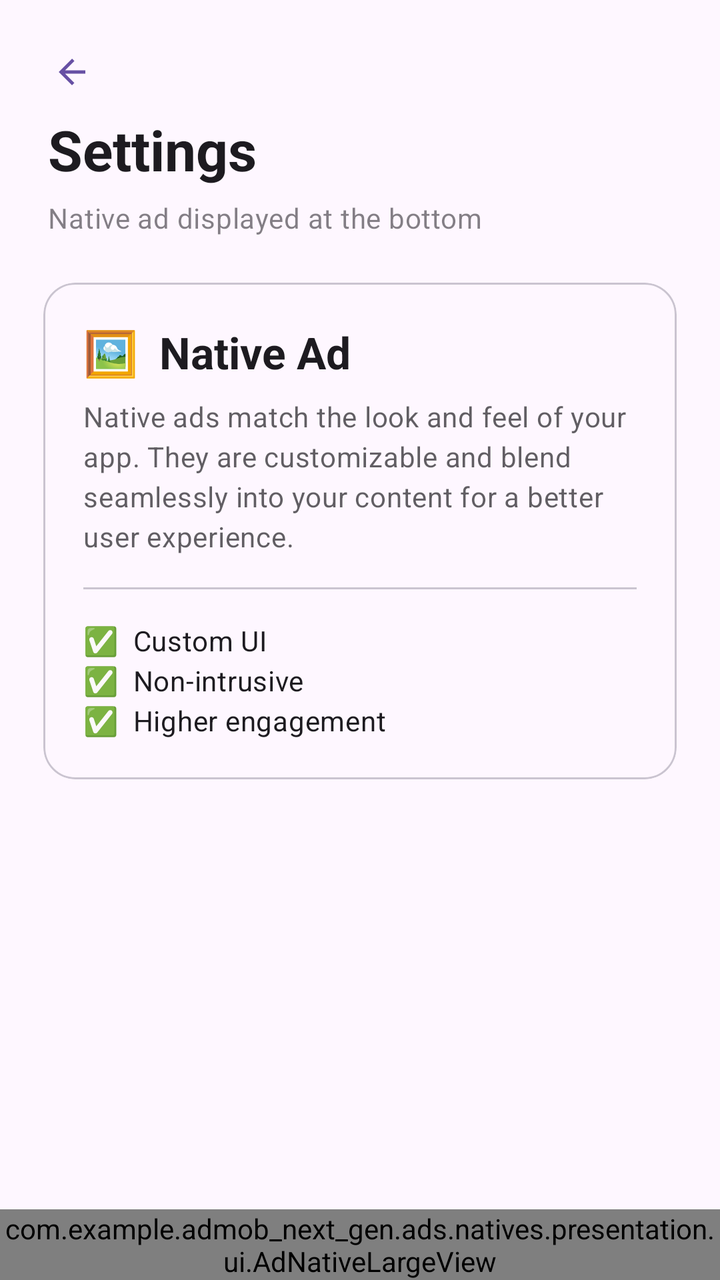
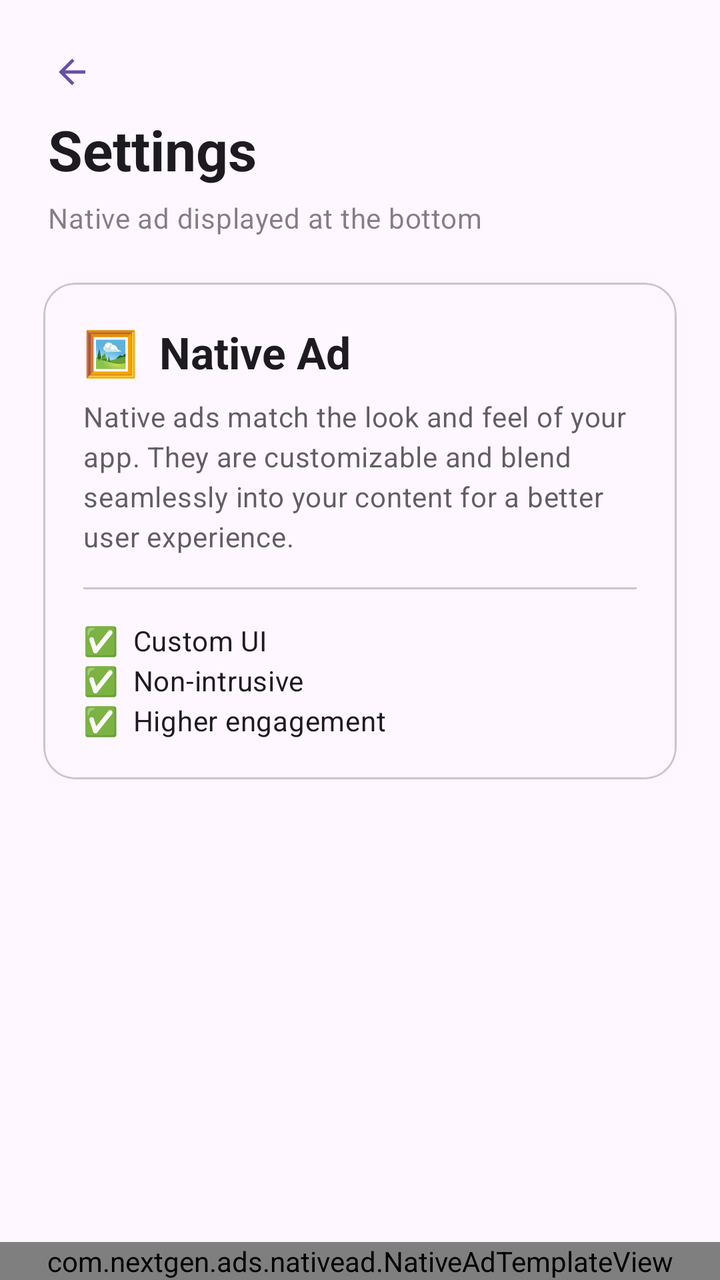

Before-and-after screenshots of an Android layout around one commit, followed by the original layout XML and the change that was made.
<!-- AndroidManifest.xml: application theme Theme.AdmobNextGen -->
<!-- res/layout/fragment_settings.xml -->
<?xml version="1.0" encoding="utf-8"?>
<androidx.constraintlayout.widget.ConstraintLayout xmlns:android="http://schemas.android.com/apk/res/android"
    xmlns:app="http://schemas.android.com/apk/res-auto"
    xmlns:tools="http://schemas.android.com/tools"
    android:layout_width="match_parent"
    android:layout_height="match_parent"
    android:background="?attr/colorSurface"
    tools:context=".app.settings.FragmentSettings">

    
    <com.google.android.material.button.MaterialButton
        android:id="@+id/mbBackSettings"
        style="@style/Widget.Material3.Button.IconButton"
        android:layout_width="wrap_content"
        android:layout_height="wrap_content"
        android:layout_margin="12dp"
        app:icon="@drawable/ic_svg_back"
        app:layout_constraintStart_toStartOf="parent"
        app:layout_constraintTop_toTopOf="parent" />

    
    <com.google.android.material.textview.MaterialTextView
        android:id="@+id/mtvTitleSettings"
        android:layout_width="0dp"
        android:layout_height="wrap_content"
        android:layout_marginTop="56dp"
        android:layout_marginStart="24dp"
        android:text="Settings"
        android:textAppearance="@style/TextAppearance.Material3.HeadlineMedium"
        android:textStyle="bold"
        app:layout_constraintStart_toStartOf="parent"
        app:layout_constraintTop_toTopOf="parent"
        app:layout_constraintWidth_percent="0.8" />

    <com.google.android.material.textview.MaterialTextView
        android:layout_width="0dp"
        android:layout_height="wrap_content"
        android:layout_marginStart="24dp"
        android:layout_marginTop="6dp"
        android:text="Native ad displayed at the bottom"
        android:textAppearance="@style/TextAppearance.Material3.BodyMedium"
        android:alpha="0.55"
        app:layout_constraintStart_toStartOf="parent"
        app:layout_constraintTop_toBottomOf="@+id/mtvTitleSettings"
        app:layout_constraintWidth_percent="0.75" />

    
    <com.google.android.material.card.MaterialCardView
        android:id="@+id/cardInfoSettings"
        android:layout_width="0dp"
        android:layout_height="wrap_content"
        android:layout_marginTop="48dp"
        app:cardCornerRadius="16dp"
        app:cardElevation="0dp"
        app:strokeWidth="1dp"
        app:layout_constraintEnd_toEndOf="parent"
        app:layout_constraintStart_toStartOf="parent"
        app:layout_constraintTop_toBottomOf="@+id/mtvTitleSettings"
        app:layout_constraintWidth_percent="0.88">

        <LinearLayout
            android:layout_width="match_parent"
            android:layout_height="wrap_content"
            android:orientation="vertical"
            android:padding="20dp">

            <com.google.android.material.textview.MaterialTextView
                android:layout_width="wrap_content"
                android:layout_height="wrap_content"
                android:text="🖼️  Native Ad"
                android:textAppearance="@style/TextAppearance.Material3.TitleLarge"
                android:textStyle="bold" />

            <com.google.android.material.textview.MaterialTextView
                android:layout_width="wrap_content"
                android:layout_height="wrap_content"
                android:layout_marginTop="8dp"
                android:text="Native ads match the look and feel of your app. They are customizable and blend seamlessly into your content for a better user experience."
                android:textAppearance="@style/TextAppearance.Material3.BodyMedium"
                android:alpha="0.7"
                android:lineSpacingMultiplier="1.4" />

            <com.google.android.material.divider.MaterialDivider
                android:layout_width="match_parent"
                android:layout_height="1dp"
                android:layout_marginVertical="16dp" />

            <com.google.android.material.textview.MaterialTextView
                android:layout_width="wrap_content"
                android:layout_height="wrap_content"
                android:text="✅  Custom UI\n✅  Non-intrusive\n✅  Higher engagement"
                android:textAppearance="@style/TextAppearance.Material3.BodyMedium"
                android:lineSpacingMultiplier="1.6" />

        </LinearLayout>
    </com.google.android.material.card.MaterialCardView>

    
    <com.google.android.material.button.MaterialButton
        android:id="@+id/mbPrivacySettings"
        style="@style/Widget.Material3.Button.TonalButton"
        android:layout_width="0dp"
        android:layout_height="wrap_content"
        android:layout_marginTop="16dp"
        android:text="@string/privacy_settings"
        android:textAllCaps="false"
        android:visibility="gone"
        app:layout_constraintEnd_toEndOf="@+id/cardInfoSettings"
        app:layout_constraintStart_toStartOf="@+id/cardInfoSettings"
        app:layout_constraintTop_toBottomOf="@+id/cardInfoSettings"
        tools:visibility="visible" />

    
    <com.google.android.material.button.MaterialButton
        android:id="@+id/mbAdInspectorSettings"
        style="@style/Widget.Material3.Button.OutlinedButton"
        android:layout_width="0dp"
        android:layout_height="wrap_content"
        android:layout_marginTop="8dp"
        android:text="@string/ad_inspector"
        android:textAllCaps="false"
        android:visibility="gone"
        app:layout_constraintEnd_toEndOf="@+id/cardInfoSettings"
        app:layout_constraintStart_toStartOf="@+id/cardInfoSettings"
        app:layout_constraintTop_toBottomOf="@+id/mbPrivacySettings"
        app:layout_goneMarginTop="16dp"
        tools:visibility="visible" />

    
    <com.example.admob_next_gen.ads.natives.presentation.ui.AdNativeLargeView
        android:id="@+id/nativeAdSettings"
        android:layout_width="0dp"
        android:layout_height="wrap_content"
        app:layout_constraintBottom_toBottomOf="parent"
        app:layout_constraintEnd_toEndOf="parent"
        app:layout_constraintHeight_min="@dimen/_100sdp"
        app:layout_constraintStart_toStartOf="parent" />

</androidx.constraintlayout.widget.ConstraintLayout>
<!-- resources referenced by this layout -->
<resources>
  <!-- drawable ic_svg_back (drawable) -->
  <vector xmlns:android="http://schemas.android.com/apk/res/android" android:autoMirrored="true" android:height="24dp" android:tint="#000000" android:viewportHeight="24" android:viewportWidth="24" android:width="24dp">
        
      <path android:fillColor="@android:color/white" android:pathData="M20,11H7.83l5.59,-5.59L12,4l-8,8 8,8 1.41,-1.41L7.83,13H20v-2z"/>
      
  </vector>
  <string name="ad_inspector">Ad Inspector (debug)</string>
  <string name="privacy_settings">Privacy settings</string>
  <style name="Theme.AdmobNextGen" parent="Base.Theme.AdmobNextGen" />
  <style name="Base.Theme.AdmobNextGen" parent="Theme.Material3.DayNight.NoActionBar">
          
          
      </style>
</resources>

<!-- the commit's change to res/layout/fragment_settings.xml (unified diff, before → after) -->
@@ -127,13 +127,13 @@
         tools:visibility="visible" />
 
     
-    <com.example.admob_next_gen.ads.natives.presentation.ui.AdNativeLargeView
+    <com.nextgen.ads.nativead.NativeAdTemplateView
         android:id="@+id/nativeAdSettings"
         android:layout_width="0dp"
         android:layout_height="wrap_content"
         app:layout_constraintBottom_toBottomOf="parent"
         app:layout_constraintEnd_toEndOf="parent"
-        app:layout_constraintHeight_min="@dimen/_100sdp"
-        app:layout_constraintStart_toStartOf="parent" />
+        app:layout_constraintStart_toStartOf="parent"
+        app:nativeTemplate="small" />
 
 </androidx.constraintlayout.widget.ConstraintLayout>
